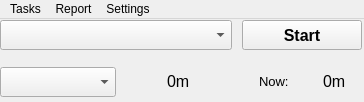
Old version of the form mainform.ui in the repository nathalier/timetracker.
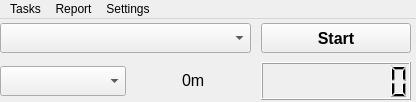
New version of the form.

Commit message: change current timer control to LCDnumber

```diff
--- a/mainform.ui
+++ b/mainform.ui
@@ -6,7 +6,7 @@
    <rect>
     <x>0</x>
     <y>0</y>
-    <width>364</width>
+    <width>416</width>
     <height>102</height>
    </rect>
   </property>
@@ -22,8 +22,8 @@
      <rect>
       <x>0</x>
       <y>0</y>
-      <width>362</width>
-      <height>79</height>
+      <width>411</width>
+      <height>81</height>
      </rect>
     </property>
     <layout class="QGridLayout" name="mainLayout">
@@ -31,7 +31,7 @@
       <number>10</number>
      </property>
      <property name="verticalSpacing">
-      <number>15</number>
+      <number>5</number>
      </property>
      <item row="0" column="1" colspan="2" alignment="Qt::AlignVCenter">
       <widget class="QComboBox" name="task_combo">
@@ -50,36 +50,23 @@
      </item>
      <item row="1" column="3">
       <layout class="QHBoxLayout" name="horizontalLayout_2">
-       <item alignment="Qt::AlignHCenter|Qt::AlignVCenter">
-        <widget class="QLabel" name="runningForText">
-         <property name="font">
-          <font>
-           <pointsize>10</pointsize>
-          </font>
+       <item>
+        <widget class="QLCDNumber" name="cur_time">
+         <property name="minimumSize">
+          <size>
+           <width>150</width>
+           <height>25</height>
+          </size>
          </property>
-         <property name="text">
-          <string>Now:</string>
-         </property>
-         <property name="margin">
-          <number>0</number>
-         </property>
-         <property name="indent">
-          <number>5</number>
-         </property>
-        </widget>
-       </item>
-       <item alignment="Qt::AlignHCenter|Qt::AlignVCenter">
-        <widget class="QLabel" name="timeFromStart_lb">
          <property name="font">
           <font>
            <pointsize>12</pointsize>
+           <weight>75</weight>
+           <bold>true</bold>
           </font>
          </property>
-         <property name="text">
-          <string>0m</string>
-         </property>
-         <property name="indent">
-          <number>5</number>
+         <property name="digitCount">
+          <number>8</number>
          </property>
         </widget>
        </item>
@@ -217,7 +204,7 @@
     <rect>
      <x>0</x>
      <y>0</y>
-     <width>364</width>
+     <width>416</width>
      <height>21</height>
     </rect>
    </property>
```
The commit also changes 2 other files.
